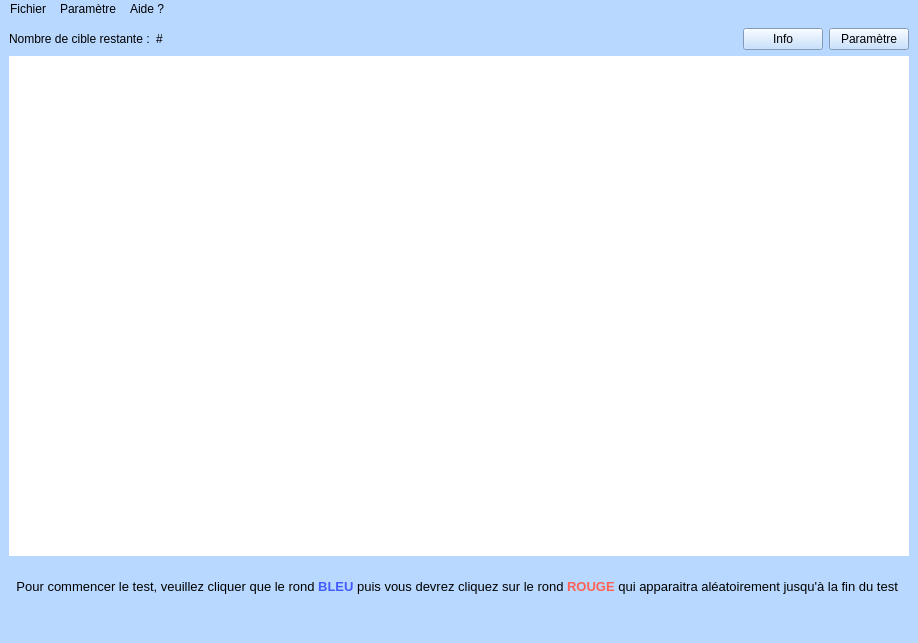
First picture: the form in HM40_projet_fitts_RENAUD_CHAUSSON/mainwindow.ui, repository Nellou90/HM40Fitts, before the edit.
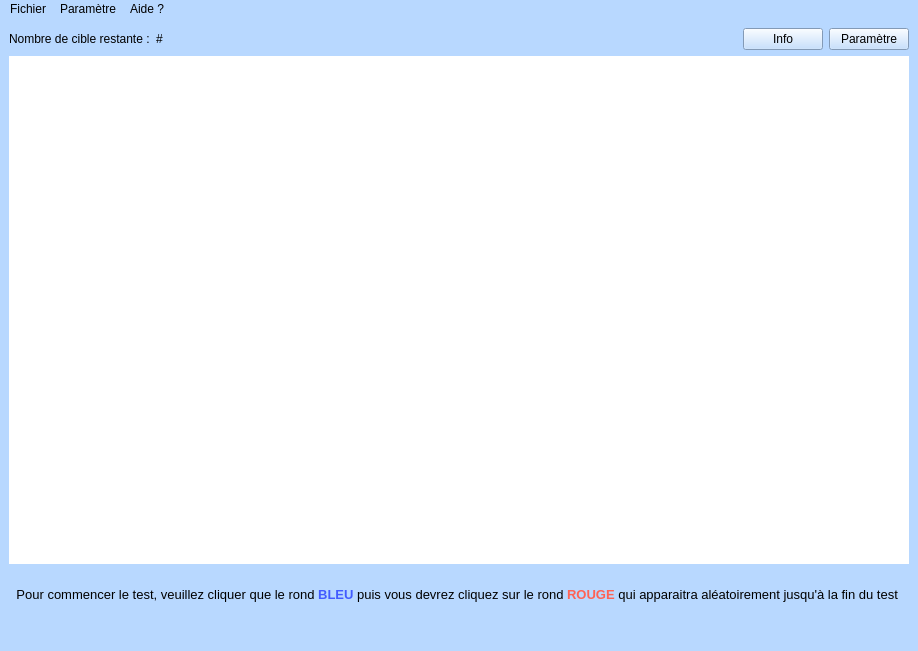
Second picture: the form after the edit.

Diff of the .ui file:
```diff
--- a/HM40_projet_fitts_RENAUD_CHAUSSON/mainwindow.ui
+++ b/HM40_projet_fitts_RENAUD_CHAUSSON/mainwindow.ui
@@ -6,8 +6,8 @@
    <rect>
     <x>0</x>
     <y>0</y>
-    <width>912</width>
-    <height>641</height>
+    <width>918</width>
+    <height>651</height>
    </rect>
   </property>
   <property name="windowTitle">
```
Left out of the diff: 10 changed lines with no effect on the pictures.
